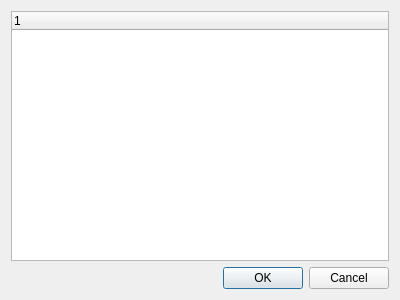
Before: the Qt Designer form u7/ChooseAfbDialog.ui in whiteman-kr/u7set, drawn with Qt 5.
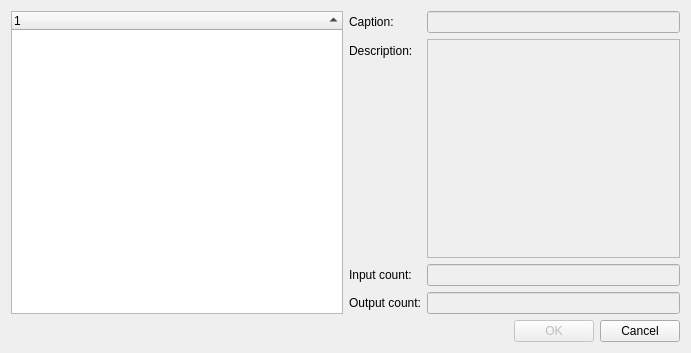
After: the same form once the commit is applied.

Commit message: RPCT-386: Choose AFB element dialog is improved

```diff
--- a/u7/ChooseAfbDialog.ui
+++ b/u7/ChooseAfbDialog.ui
@@ -6,36 +6,14 @@
    <rect>
     <x>0</x>
     <y>0</y>
-    <width>400</width>
-    <height>300</height>
+    <width>691</width>
+    <height>353</height>
    </rect>
   </property>
   <property name="windowTitle">
    <string>Choose an AFB element</string>
   </property>
   <layout class="QGridLayout" name="gridLayout">
-   <item row="0" column="0">
-    <layout class="QVBoxLayout" name="verticalLayout">
-     <item>
-      <widget class="QTreeWidget" name="m_afbTree">
-       <property name="rootIsDecorated">
-        <bool>false</bool>
-       </property>
-       <attribute name="headerVisible">
-        <bool>true</bool>
-       </attribute>
-       <attribute name="headerShowSortIndicator" stdset="0">
-        <bool>false</bool>
-       </attribute>
-       <column>
-        <property name="text">
-         <string notr="true">1</string>
-        </property>
-       </column>
-      </widget>
-     </item>
-    </layout>
-   </item>
    <item row="1" column="0">
     <layout class="QHBoxLayout" name="horizontalLayout_3">
      <item>
@@ -53,6 +31,9 @@
      </item>
      <item>
       <widget class="QPushButton" name="btnOk">
+       <property name="enabled">
+        <bool>false</bool>
+       </property>
        <property name="text">
         <string>OK</string>
        </property>
@@ -70,6 +51,113 @@
      </item>
     </layout>
    </item>
+   <item row="0" column="0">
+    <layout class="QVBoxLayout" name="verticalLayout">
+     <item>
+      <layout class="QHBoxLayout" name="horizontalLayout_2" stretch="5,5">
+       <item>
+        <widget class="QTreeWidget" name="m_afbTree">
+         <property name="rootIsDecorated">
+          <bool>false</bool>
+         </property>
+         <property name="sortingEnabled">
+          <bool>false</bool>
+         </property>
+         <attribute name="headerVisible">
+          <bool>true</bool>
+         </attribute>
+         <attribute name="headerShowSortIndicator" stdset="0">
+          <bool>true</bool>
+         </attribute>
+         <column>
+          <property name="text">
+           <string notr="true">1</string>
+          </property>
+         </column>
+        </widget>
+       </item>
+       <item>
+        <layout class="QFormLayout" name="formLayout">
+         <property name="fieldGrowthPolicy">
+          <enum>QFormLayout::AllNonFixedFieldsGrow</enum>
+         </property>
+         <item row="0" column="0">
+          <widget class="QLabel" name="label">
+           <property name="text">
+            <string>Caption:</string>
+           </property>
+          </widget>
+         </item>
+         <item row="0" column="1">
+          <widget class="QLineEdit" name="labelCaption">
+           <property name="enabled">
+            <bool>false</bool>
+           </property>
+           <property name="readOnly">
+            <bool>true</bool>
+           </property>
+          </widget>
+         </item>
+         <item row="1" column="0">
+          <widget class="QLabel" name="label_2">
+           <property name="text">
+            <string>Description:</string>
+           </property>
+          </widget>
+         </item>
+         <item row="1" column="1">
+          <widget class="QPlainTextEdit" name="labelDescription">
+           <property name="enabled">
+            <bool>false</bool>
+           </property>
+           <property name="readOnly">
+            <bool>true</bool>
+           </property>
+          </widget>
+         </item>
+         <item row="2" column="0">
+          <widget class="QLabel" name="label_3">
+           <property name="text">
+            <string>Input count:</string>
+           </property>
+          </widget>
+         </item>
+         <item row="2" column="1">
+          <widget class="QLineEdit" name="labelInputCount">
+           <property name="enabled">
+            <bool>false</bool>
+           </property>
+           <property name="readOnly">
+            <bool>true</bool>
+           </property>
+          </widget>
+         </item>
+         <item row="3" column="0">
+          <widget class="QLabel" name="label_4">
+           <property name="text">
+            <string>Output count:</string>
+           </property>
+          </widget>
+         </item>
+         <item row="3" column="1">
+          <widget class="QLineEdit" name="labelOutputCount">
+           <property name="enabled">
+            <bool>false</bool>
+           </property>
+           <property name="alignment">
+            <set>Qt::AlignLeading|Qt::AlignLeft|Qt::AlignVCenter</set>
+           </property>
+           <property name="readOnly">
+            <bool>true</bool>
+           </property>
+          </widget>
+         </item>
+        </layout>
+       </item>
+      </layout>
+     </item>
+    </layout>
+   </item>
   </layout>
  </widget>
  <resources/>
```
Left out of the diff: 2 changed lines with no effect on the pictures. The commit also changes 18 other files.
